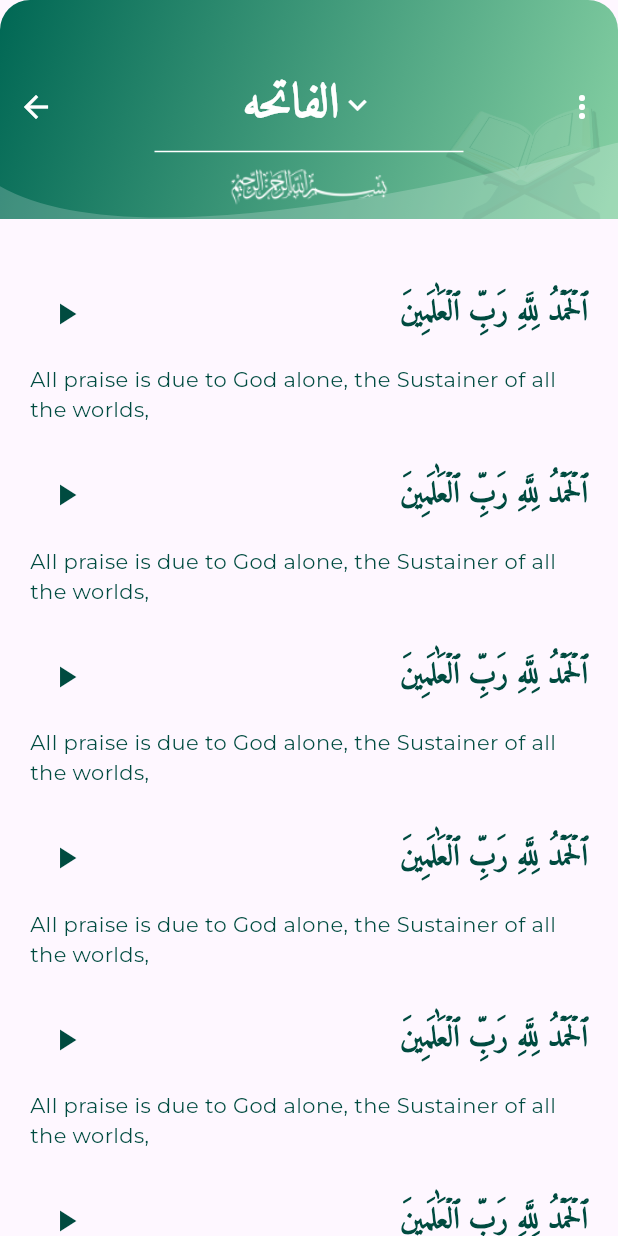
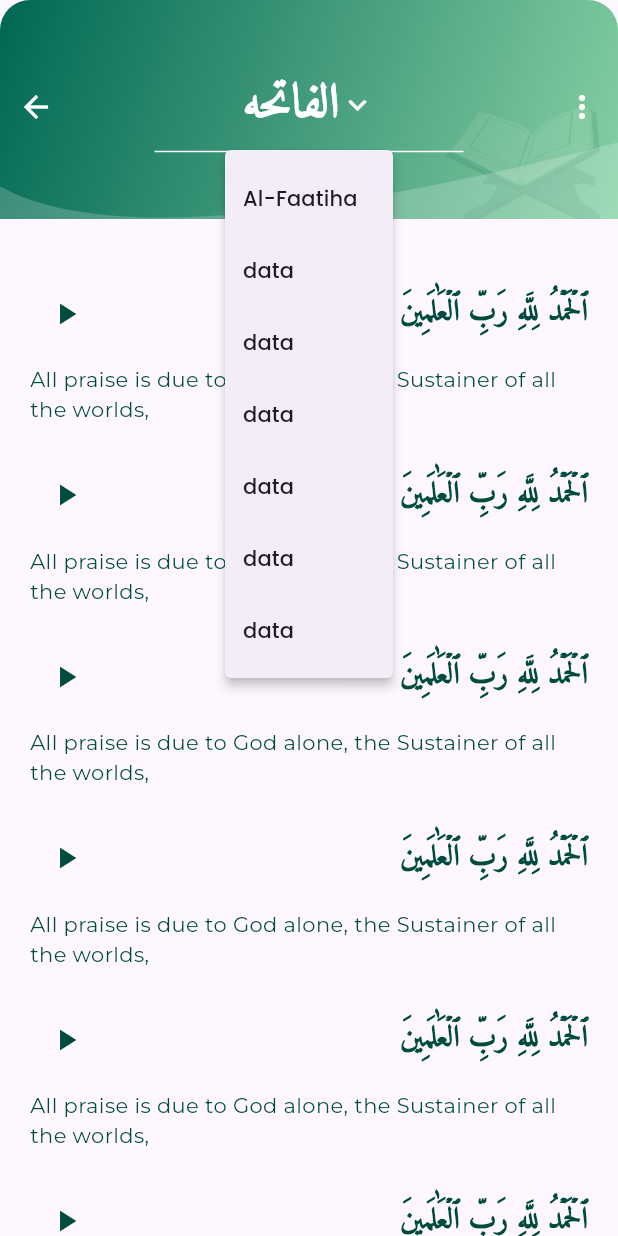
Before and after one commit to fouadsalama/Quran, a Flutter app: the SurahDetailsView screen opened by its route, after a tap on "الفاتحه", on a phone screen of 412 x 824 dp. Run offline on Flutter 3.47's test engine with Material 3 defaults, Android fonts, the phone set to English and light mode, and no system bars; our stand-ins replace gap, go_router, google_fonts.

Commit message:
add menu in surah view details

```diff
--- a/lib/features/home/presentation/views/home_view.dart
+++ b/lib/features/home/presentation/views/home_view.dart
@@ -1,4 +1,5 @@
 import 'package:flutter/material.dart';
+import 'package:flutter/services.dart';
 import 'widgets/home_view_body.dart';
 import 'widgets/menu_drawer.dart';
 
@@ -8,7 +9,10 @@ class HomeView extends StatelessWidget {
   @override
   Widget build(BuildContext context) {
     return const Scaffold(
-      body: HomeViewBody(),
+      body: AnnotatedRegion<SystemUiOverlayStyle>(
+        value: SystemUiOverlayStyle.dark,
+        child: HomeViewBody(),
+      ),
       drawer: MenuDrawer(),
     );
   }
--- a/lib/features/home/presentation/views/widgets/home_view_body.dart
+++ b/lib/features/home/presentation/views/widgets/home_view_body.dart
@@ -15,16 +15,15 @@ class HomeViewBody extends StatelessWidget {
       " Al-Baqara",
       'سُورَةُٱلْفَاتِحَةِ'
     ];
-    return SafeArea(
-      child: Column(
+    return Column(
       children: [
+        const Gap(30),
         CustomAppBarWidgets(data: data),
         const Gap(45),
         const LastReadQuran(),
         const Gap(35),
         const CustomSurahNameListView(),
       ],
-      ),
     );
   }
 }
--- a/lib/features/surah/presentation/views/widgets/custom_box_details.dart
+++ b/lib/features/surah/presentation/views/widgets/custom_box_details.dart
@@ -16,7 +16,35 @@ class CustomBoxDetails extends StatelessWidget {
         Padding(
           padding: const EdgeInsets.only(top: 47),
           child: GestureDetector(
-            onTap: () {},
+            onTap: () {
+              showMenu(
+                context: context,
+                position: const RelativeRect.fromLTRB(150, 100, 200, 500),
+                items: [
+                  const PopupMenuItem(
+                    child: Text('Al-Faatiha'),
+                  ),
+                  const PopupMenuItem(
+                    child: Text('data'),
+                  ),
+                  const PopupMenuItem(
+                    child: Text('data'),
+                  ),
+                  const PopupMenuItem(
+                    child: Text('data'),
+                  ),
+                  const PopupMenuItem(
+                    child: Text('data'),
+                  ),
+                  const PopupMenuItem(
+                    child: Text('data'),
+                  ),
+                  const PopupMenuItem(
+                    child: Text('data'),
+                  ),
+                ],
+              );
+            },
             child: Row(
               mainAxisAlignment: MainAxisAlignment.center,
               children: [
```
Lines whose indentation alone changed are shown as unchanged.
